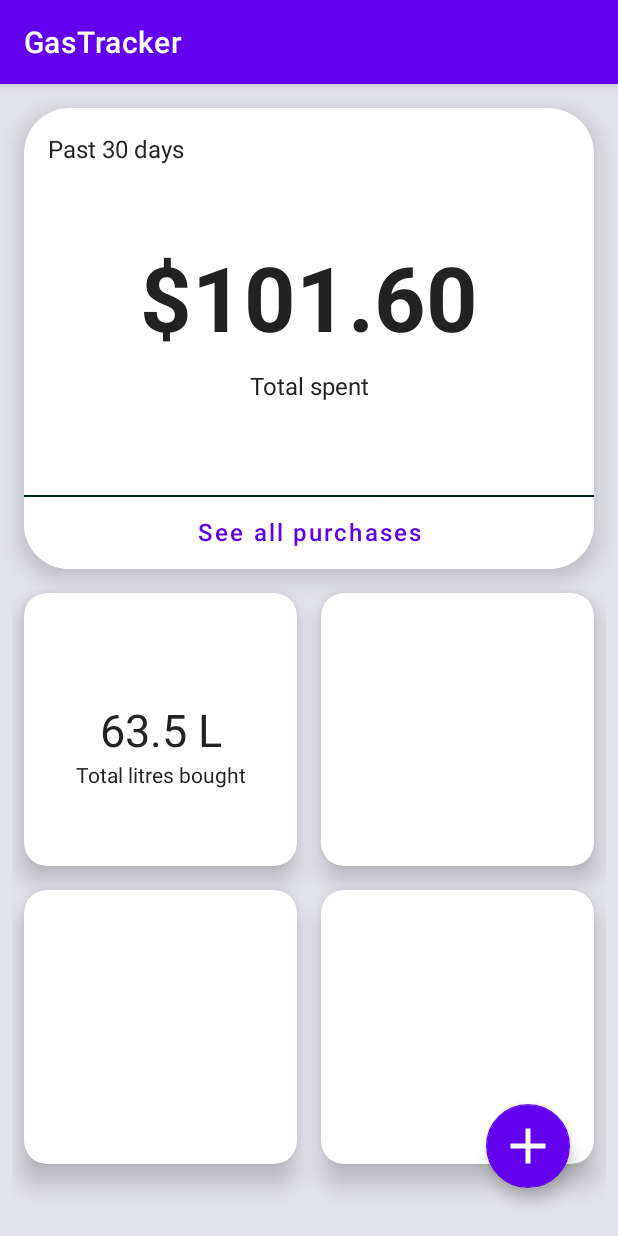
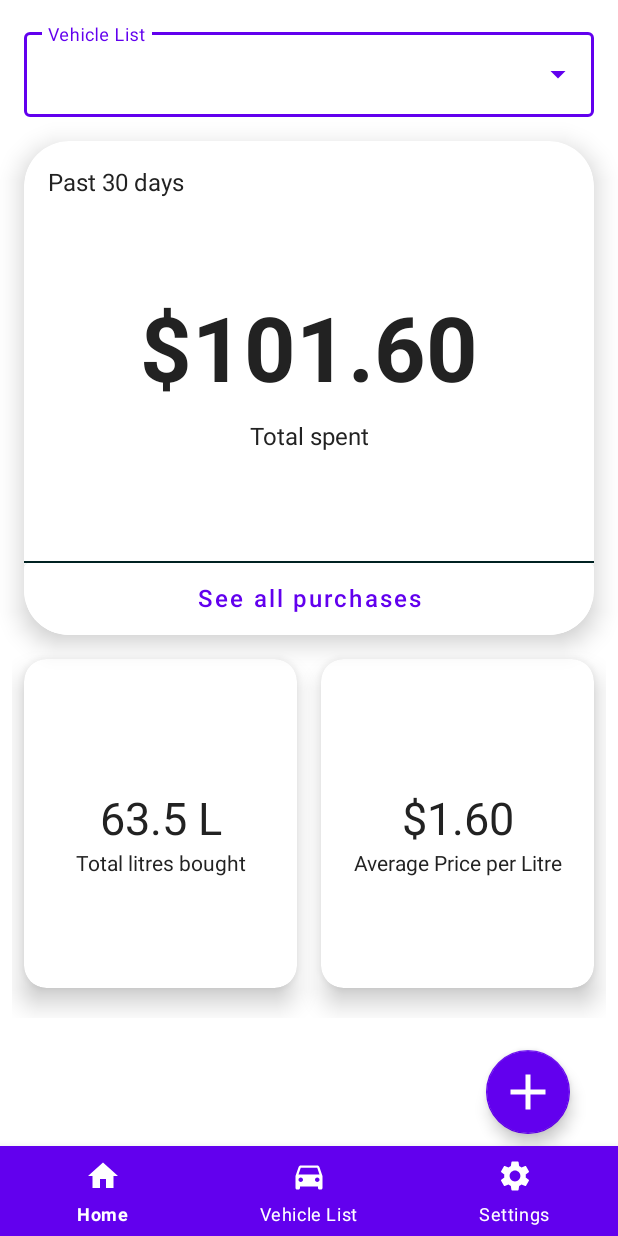
Before and after one commit to MobileAppDevGroup22/COMP4200-Group22-Project, an Android app: the MainActivity screen opened directly, with no data from a screen before it, on a phone screen of 412 x 824 dp. Run offline under Robolectric (Android 15) with nearby library versions, the phone set to English and light mode, and no system bars.

Commit message:
added bottom nav bar to main activity

```diff
--- a/GasTracker/app/src/main/java/group22/gastracker/MainActivity.java
+++ b/GasTracker/app/src/main/java/group22/gastracker/MainActivity.java
@@ -1,6 +1,8 @@
 package group22.gastracker;
 
+import androidx.annotation.NonNull;
 import androidx.appcompat.app.AppCompatActivity;
+import androidx.constraintlayout.widget.ConstraintLayout;
 import androidx.fragment.app.FragmentManager;
 import androidx.fragment.app.FragmentTransaction;
 import androidx.recyclerview.widget.RecyclerView;
@@ -9,7 +11,10 @@ import android.content.Context;
 import android.content.Intent;
 import android.content.SharedPreferences;
 import android.os.Bundle;
+import android.view.MenuItem;
 import android.view.View;
+import android.widget.ArrayAdapter;
+import android.widget.AutoCompleteTextView;
 import android.widget.Button;
 import android.widget.CheckBox;
 import android.widget.CompoundButton;
@@ -17,19 +22,64 @@ import android.widget.EditText;
 import android.widget.TextView;
 import android.widget.Toast;
 
+import com.google.android.material.bottomnavigation.BottomNavigationView;
 import com.google.android.material.floatingactionbutton.FloatingActionButton;
+import com.google.android.material.navigation.NavigationBarView;
+import com.google.android.material.textfield.TextInputLayout;
+
+import java.util.ArrayList;
+import java.util.List;
 
 public class MainActivity extends AppCompatActivity {
 
     FloatingActionButton addNewEntryButton;
 
+    TextInputLayout vehicleDropDown;
+    AutoCompleteTextView vehicleDropDownOptions;
+    List<String> vehicleList = new ArrayList<String>();
+    ArrayAdapter<String> arrayAdapter_vehicles;
+
+    BottomNavigationView bottomNav;
+
     @Override
     protected void onCreate(Bundle savedInstanceState) {
         super.onCreate(savedInstanceState);
         setContentView(R.layout.activity_main);
+        getSupportActionBar().hide();
+
+        bottomNav = findViewById(R.id.bottomNavigationView);
+        bottomNav.setOnItemSelectedListener(new NavigationBarView.OnItemSelectedListener() {
+            @Override
+            public boolean onNavigationItemSelected(@NonNull MenuItem item) {
+
+                switch (item.getItemId()){
+                    case(R.id.nav_home): Toast.makeText(getApplicationContext(), "Home", Toast.LENGTH_SHORT).show();
+                        break;
+                    case(R.id.nav_vehicle_list): Toast.makeText(getApplicationContext(), "Vehicles", Toast.LENGTH_SHORT).show();
+                        break;
+                    case(R.id.nav_settings): Toast.makeText(getApplicationContext(), "Settings", Toast.LENGTH_SHORT).show();
+                        break;
+                }
+
+                return false;
+            }
+        });
+
+        /******************************************
+         * Add method to get the users vehicles from database
+         *  // vehiclesList.getUsersVehicles();
+         */
+
+        //vehicles for testing        vehicleList.add("   2014 Ford Edge");
+        vehicleList.add("   2006 Toyota Corolla");
+        vehicleList.add("   2006 Honda Civic");
+
+        vehicleDropDown = findViewById(R.id.textInputLayout);
+        vehicleDropDownOptions = findViewById(R.id.vehicle_dropdown);
+        arrayAdapter_vehicles = new ArrayAdapter<>(getApplicationContext(), androidx.appcompat.R.layout.support_simple_spinner_dropdown_item, vehicleList);
+        vehicleDropDownOptions.setAdapter(arrayAdapter_vehicles);
 
         addNewEntryButton = findViewById(R.id.actionButton_addEntry);
-
         addNewEntryButton.setOnClickListener(new View.OnClickListener() {
             @Override
             public void onClick(View view) {
--- /dev/null
+++ b/GasTracker/app/src/main/res/drawable/ic_baseline_car_24.xml
@@ -0,0 +1,10 @@
+<vector xmlns:android="http://schemas.android.com/apk/res/android"
+    android:width="24dp"
+    android:height="24dp"
+    android:viewportWidth="24"
+    android:viewportHeight="24"
+    android:tint="?attr/colorControlNormal">
+  <path
+      android:fillColor="@android:color/white"
+      android:pathData="M18.92,6.01C18.72,5.42 18.16,5 17.5,5h-11c-0.66,0 -1.21,0.42 -1.42,1.01L3,12v8c0,0.55 0.45,1 1,1h1c0.55,0 1,-0.45 1,-1v-1h12v1c0,0.55 0.45,1 1,1h1c0.55,0 1,-0.45 1,-1v-8l-2.08,-5.99zM6.5,16c-0.83,0 -1.5,-0.67 -1.5,-1.5S5.67,13 6.5,13s1.5,0.67 1.5,1.5S7.33,16 6.5,16zM17.5,16c-0.83,0 -1.5,-0.67 -1.5,-1.5s0.67,-1.5 1.5,-1.5 1.5,0.67 1.5,1.5 -0.67,1.5 -1.5,1.5zM5,11l1.5,-4.5h11L19,11L5,11z"/>
+</vector>
--- /dev/null
+++ b/GasTracker/app/src/main/res/drawable/ic_baseline_home_24.xml
@@ -0,0 +1,10 @@
+<vector xmlns:android="http://schemas.android.com/apk/res/android"
+    android:width="24dp"
+    android:height="24dp"
+    android:viewportWidth="24"
+    android:viewportHeight="24"
+    android:tint="?attr/colorControlNormal">
+  <path
+      android:fillColor="@android:color/white"
+      android:pathData="M10,20v-6h4v6h5v-8h3L12,3 2,12h3v8z"/>
+</vector>
--- /dev/null
+++ b/GasTracker/app/src/main/res/drawable/ic_baseline_settings_24.xml
@@ -0,0 +1,10 @@
+<vector xmlns:android="http://schemas.android.com/apk/res/android"
+    android:width="24dp"
+    android:height="24dp"
+    android:viewportWidth="24"
+    android:viewportHeight="24"
+    android:tint="?attr/colorControlNormal">
+  <path
+      android:fillColor="@android:color/white"
+      android:pathData="M19.14,12.94c0.04,-0.3 0.06,-0.61 0.06,-0.94c0,-0.32 -0.02,-0.64 -0.07,-0.94l2.03,-1.58c0.18,-0.14 0.23,-0.41 0.12,-0.61l-1.92,-3.32c-0.12,-0.22 -0.37,-0.29 -0.59,-0.22l-2.39,0.96c-0.5,-0.38 -1.03,-0.7 -1.62,-0.94L14.4,2.81c-0.04,-0.24 -0.24,-0.41 -0.48,-0.41h-3.84c-0.24,0 -0.43,0.17 -0.47,0.41L9.25,5.35C8.66,5.59 8.12,5.92 7.63,6.29L5.24,5.33c-0.22,-0.08 -0.47,0 -0.59,0.22L2.74,8.87C2.62,9.08 2.66,9.34 2.86,9.48l2.03,1.58C4.84,11.36 4.8,11.69 4.8,12s0.02,0.64 0.07,0.94l-2.03,1.58c-0.18,0.14 -0.23,0.41 -0.12,0.61l1.92,3.32c0.12,0.22 0.37,0.29 0.59,0.22l2.39,-0.96c0.5,0.38 1.03,0.7 1.62,0.94l0.36,2.54c0.05,0.24 0.24,0.41 0.48,0.41h3.84c0.24,0 0.44,-0.17 0.47,-0.41l0.36,-2.54c0.59,-0.24 1.13,-0.56 1.62,-0.94l2.39,0.96c0.22,0.08 0.47,0 0.59,-0.22l1.92,-3.32c0.12,-0.22 0.07,-0.47 -0.12,-0.61L19.14,12.94zM12,15.6c-1.98,0 -3.6,-1.62 -3.6,-3.6s1.62,-3.6 3.6,-3.6s3.6,1.62 3.6,3.6S13.98,15.6 12,15.6z"/>
+</vector>
--- a/GasTracker/app/src/main/res/layout/activity_main.xml
+++ b/GasTracker/app/src/main/res/layout/activity_main.xml
@@ -2,22 +2,55 @@
 <androidx.constraintlayout.widget.ConstraintLayout xmlns:android="http://schemas.android.com/apk/res/android"
     xmlns:app="http://schemas.android.com/apk/res-auto"
     xmlns:tools="http://schemas.android.com/tools"
+    android:id="@+id/mainActivity_ConstraintLayout"
     android:layout_width="match_parent"
     android:layout_height="match_parent"
-    android:background="@color/material_dynamic_neutral90"
     tools:context=".MainActivity">
 
+    <com.google.android.material.bottomnavigation.BottomNavigationView
+        android:id="@+id/bottomNavigationView"
+        android:layout_width="match_parent"
+        android:layout_height="60dp"
+        app:layout_constraintBottom_toBottomOf="parent"
+        app:layout_constraintEnd_toEndOf="parent"
+        app:layout_constraintHorizontal_bias="0.5"
+        app:layout_constraintStart_toStartOf="parent"
+        app:menu="@menu/bottom_nav_menu"
+        android:background="@color/design_default_color_primary"
+        app:itemIconTint="@color/white"
+        app:itemTextColor="@color/white"/>
+
+    <com.google.android.material.textfield.TextInputLayout
+        android:id="@+id/textInputLayout"
+        style="@style/Widget.MaterialComponents.TextInputLayout.OutlinedBox.ExposedDropdownMenu"
+        android:layout_width="match_parent"
+        android:layout_height="wrap_content"
+        android:layout_marginStart="16dp"
+        android:layout_marginTop="16dp"
+        android:layout_marginEnd="16dp"
+        android:hint="Vehicle List"
+        app:layout_constraintEnd_toEndOf="parent"
+        app:layout_constraintStart_toStartOf="parent"
+        app:layout_constraintTop_toTopOf="parent">
+
+        <AutoCompleteTextView
+            android:id="@+id/vehicle_dropdown"
+            android:layout_width="match_parent"
+            android:layout_height="wrap_content"
+            android:inputType="none"/>.
+
+    </com.google.android.material.textfield.TextInputLayout>
 
     <com.google.android.material.floatingactionbutton.FloatingActionButton
         android:id="@+id/actionButton_addEntry"
         android:layout_width="wrap_content"
         android:layout_height="wrap_content"
         android:layout_marginEnd="32dp"
-        android:layout_marginBottom="32dp"
+        android:layout_marginBottom="8dp"
         android:clickable="true"
         android:scaleType="center"
         app:backgroundTint="@color/design_default_color_primary"
-        app:layout_constraintBottom_toBottomOf="parent"
+        app:layout_constraintBottom_toTopOf="@+id/bottomNavigationView"
         app:layout_constraintEnd_toEndOf="parent"
         app:maxImageSize="40sp"
         app:srcCompat="@drawable/ic_baseline_add_24"
@@ -27,7 +60,6 @@
         android:id="@+id/cardView"
         android:layout_width="match_parent"
         android:layout_height="0dp"
-        app:layout_constraintHeight_percent="0.4"
         android:layout_marginStart="16dp"
         android:layout_marginTop="16dp"
         android:layout_marginEnd="16dp"
@@ -35,8 +67,9 @@
         app:cardElevation="10dp"
         app:cardMaxElevation="10dp"
         app:layout_constraintEnd_toEndOf="parent"
+        app:layout_constraintHeight_percent="0.4"
         app:layout_constraintStart_toStartOf="parent"
-        app:layout_constraintTop_toTopOf="parent">
+        app:layout_constraintTop_toBottomOf="@+id/textInputLayout">
 
         <androidx.constraintlayout.widget.ConstraintLayout
             android:layout_width="match_parent"
@@ -112,8 +145,8 @@
         android:layout_margin="8dp"
         android:layout_marginTop="16dp"
         app:columnCount="2"
-        app:layout_constraintBottom_toBottomOf="parent"
         app:layout_constraintEnd_toEndOf="parent"
+        app:layout_constraintHeight_percent="0.3"
         app:layout_constraintStart_toStartOf="parent"
         app:layout_constraintTop_toBottomOf="@+id/cardView"
         app:rowCount="2">
@@ -122,6 +155,7 @@
             android:layout_width="0dp"
             android:layout_height="0dp"
             android:layout_margin="8dp"
+            android:layout_marginBottom="20dp"
             app:cardCornerRadius="15dp"
             app:cardElevation="10dp"
             app:layout_columnWeight="1"
@@ -135,6 +169,7 @@
                     android:id="@+id/textView5"
                     android:layout_width="wrap_content"
                     android:layout_height="wrap_content"
+                    android:layout_marginBottom="8dp"
                     android:text="63.5 L"
                     android:textSize="30sp"
                     app:layout_constraintBottom_toBottomOf="parent"
@@ -157,6 +192,7 @@
             android:layout_width="0dp"
             android:layout_height="0dp"
             android:layout_margin="8dp"
+            android:layout_marginBottom="20dp"
             app:cardCornerRadius="15dp"
             app:cardElevation="10dp"
             app:layout_columnWeight="1"
@@ -164,40 +200,30 @@
 
             <androidx.constraintlayout.widget.ConstraintLayout
                 android:layout_width="match_parent"
-                android:layout_height="match_parent"></androidx.constraintlayout.widget.ConstraintLayout>
+                android:layout_height="match_parent">
+
+                <TextView
+                    android:id="@+id/textView3"
+                    android:layout_width="wrap_content"
+                    android:layout_height="wrap_content"
+                    android:layout_marginBottom="8dp"
+                    android:text="$1.60"
+                    android:textSize="30sp"
+                    app:layout_constraintBottom_toBottomOf="parent"
+                    app:layout_constraintEnd_toEndOf="parent"
+                    app:layout_constraintStart_toStartOf="parent"
+                    app:layout_constraintTop_toTopOf="parent" />
+
+                <TextView
+                    android:id="@+id/textView4"
+                    android:layout_width="wrap_content"
+                    android:layout_height="wrap_content"
+                    android:text="Average Price per Litre"
+                    app:layout_constraintEnd_toEndOf="parent"
+                    app:layout_constraintStart_toStartOf="parent"
+                    app:layout_constraintTop_toBottomOf="@+id/textView3" />
+            </androidx.constraintlayout.widget.ConstraintLayout>
         </androidx.cardview.widget.CardView>
-
-        <androidx.cardview.widget.CardView
-            android:layout_width="0dp"
-            android:layout_height="0dp"
-            android:layout_margin="8dp"
-            android:layout_marginBottom="40dp"
-            app:cardCornerRadius="15dp"
-            app:cardElevation="10dp"
-            app:layout_columnWeight="1"
-            app:layout_rowWeight="1">
-
-            <androidx.constraintlayout.widget.ConstraintLayout
-                android:layout_width="match_parent"
-                android:layout_height="match_parent"></androidx.constraintlayout.widget.ConstraintLayout>
-        </androidx.cardview.widget.CardView>
-
-        <androidx.cardview.widget.CardView
-            android:layout_width="0dp"
-            android:layout_height="0dp"
-            android:layout_margin="8dp"
-            android:layout_marginBottom="40dp"
-            app:cardCornerRadius="15dp"
-            app:cardElevation="10dp"
-            app:layout_columnWeight="1"
-            app:layout_rowWeight="1">
-
-            <androidx.constraintlayout.widget.ConstraintLayout
-                android:layout_width="match_parent"
-                android:layout_height="match_parent"></androidx.constraintlayout.widget.ConstraintLayout>
-        </androidx.cardview.widget.CardView>
-
     </androidx.gridlayout.widget.GridLayout>
 
-
 </androidx.constraintlayout.widget.ConstraintLayout>
--- a/GasTracker/app/src/main/res/layout/infocard_layout.xml
+++ /dev/null
@@ -1,42 +0,0 @@
-<?xml version="1.0" encoding="utf-8"?>
-<androidx.constraintlayout.widget.ConstraintLayout xmlns:android="http://schemas.android.com/apk/res/android"
-    xmlns:app="http://schemas.android.com/apk/res-auto"
-    xmlns:tools="http://schemas.android.com/tools"
-    android:layout_width="match_parent"
-    android:layout_height="match_parent">
-
-    <androidx.cardview.widget.CardView
-        android:layout_width="match_parent"
-        android:layout_height="match_parent"
-        app:cardCornerRadius="30dp">
-
-        <androidx.constraintlayout.widget.ConstraintLayout
-            android:layout_width="match_parent"
-            android:layout_height="match_parent"
-            android:background="@color/design_default_color_primary">
-
-            <TextView
-                android:id="@+id/textView"
-                android:layout_width="wrap_content"
-                android:layout_height="wrap_content"
-                android:layout_marginTop="8dp"
-                android:text="Total Litres Bought"
-                app:layout_constraintEnd_toEndOf="parent"
-                app:layout_constraintStart_toStartOf="parent"
-                app:layout_constraintTop_toBottomOf="@+id/textView2" />
-
-            <TextView
-                android:id="@+id/textView2"
-                android:layout_width="wrap_content"
-                android:layout_height="wrap_content"
-                android:gravity="center"
-                android:text="TextView"
-                android:textSize="40sp"
-                android:textStyle="bold"
-                app:layout_constraintBottom_toBottomOf="parent"
-                app:layout_constraintEnd_toEndOf="parent"
-                app:layout_constraintStart_toStartOf="parent"
-                app:layout_constraintTop_toTopOf="parent" />
-        </androidx.constraintlayout.widget.ConstraintLayout>
-    </androidx.cardview.widget.CardView>
-</androidx.constraintlayout.widget.ConstraintLayout>
--- /dev/null
+++ b/GasTracker/app/src/main/res/menu/bottom_nav_menu.xml
@@ -0,0 +1,15 @@
+<?xml version="1.0" encoding="utf-8"?>
+<menu xmlns:android="http://schemas.android.com/apk/res/android">
+    <item
+        android:id="@+id/nav_home"
+        android:title="Home"
+        android:icon="@drawable/ic_baseline_home_24"/>
+    <item
+        android:id="@+id/nav_vehicle_list"
+        android:title="Vehicle List"
+        android:icon="@drawable/ic_baseline_car_24"/>
+    <item
+        android:id="@+id/nav_settings"
+        android:title="Settings"
+        android:icon="@drawable/ic_baseline_settings_24"/>
+</menu>
```
